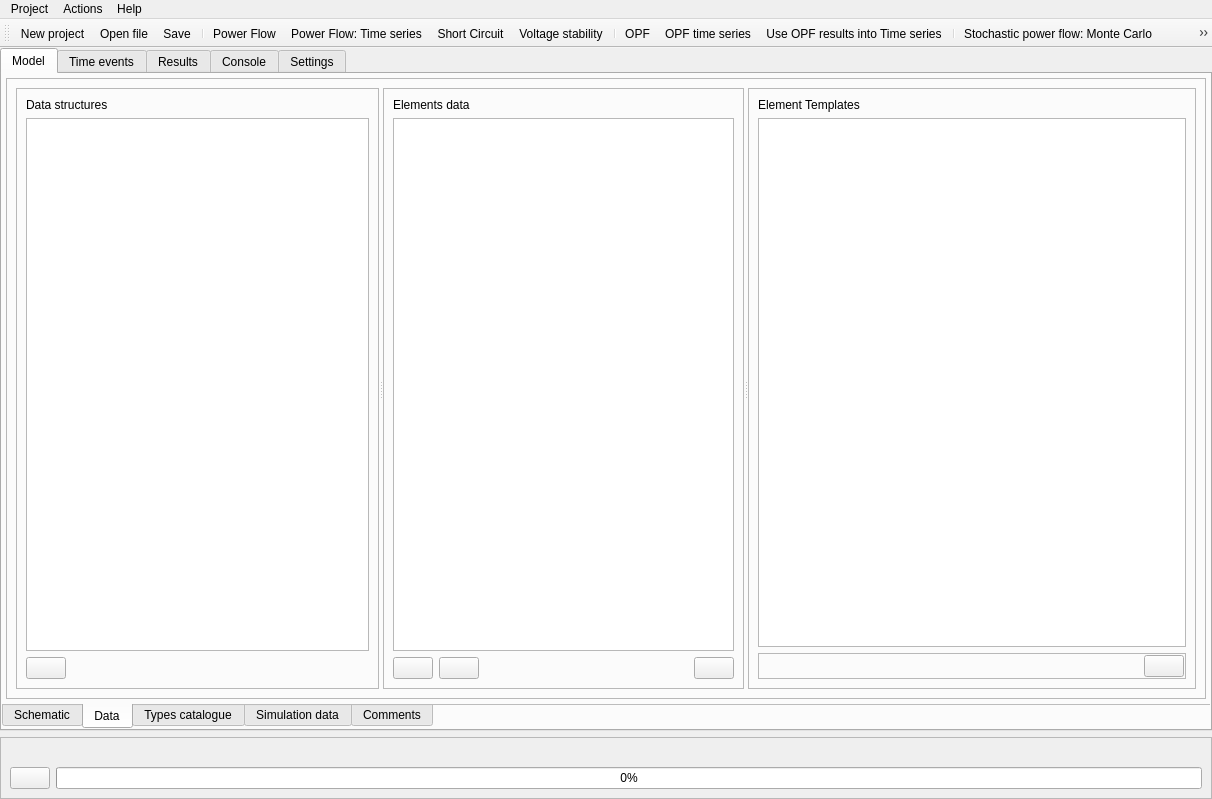
This is src/GridCal/Gui/Main/MainWindow.ui in SanPen/GridCal as Qt 5 draws it before an edit. The edited form follows.
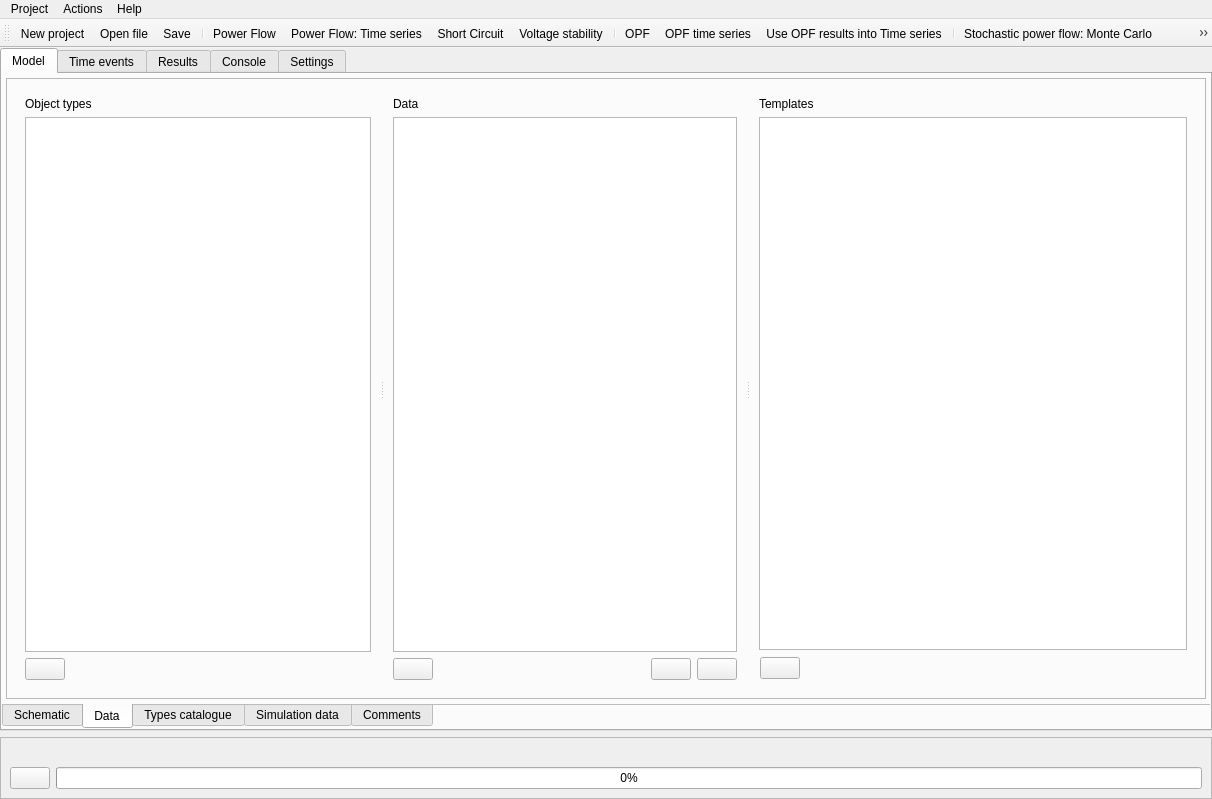
This is the edited form. The open tabs and pages were chosen to show the change. Icons and pictures are not drawn. Custom widgets are drawn as their Qt base class.

Commit message: Fixed towers not renaming Better GUI style Fixed rating bug for positive sequence rating

```diff
--- a/src/GridCal/Gui/Main/MainWindow.ui
+++ b/src/GridCal/Gui/Main/MainWindow.ui
@@ -584,7 +584,7 @@
                  </property>
                  <widget class="QFrame" name="frame_26">
                   <property name="frameShape">
-                   <enum>QFrame::StyledPanel</enum>
+                   <enum>QFrame::NoFrame</enum>
                   </property>
                   <property name="frameShadow">
                    <enum>QFrame::Raised</enum>
@@ -623,7 +623,7 @@
                    <item row="0" column="0" colspan="2">
                     <widget class="QLabel" name="label_3">
                      <property name="text">
-                      <string>Data structures</string>
+                      <string>Object types</string>
                      </property>
                     </widget>
                    </item>
@@ -641,7 +641,7 @@
                   </property>
                   <widget class="QFrame" name="frame_38">
                    <property name="frameShape">
-                    <enum>QFrame::StyledPanel</enum>
+                    <enum>QFrame::NoFrame</enum>
                    </property>
                    <property name="frameShadow">
                     <enum>QFrame::Raised</enum>
@@ -661,20 +661,6 @@
                       </property>
                      </widget>
                     </item>
-                    <item row="2" column="1">
-                     <widget class="QPushButton" name="viewTemplatesButton">
-                      <property name="toolTip">
-                       <string>View templates</string>
-                      </property>
-                      <property name="text">
-                       <string/>
-                      </property>
-                      <property name="icon">
-                       <iconset resource="icons.qrc">
-                        <normaloff>:/Icons/icons/squares.svg</normaloff>:/Icons/icons/squares.svg</iconset>
-                      </property>
-                     </widget>
-                    </item>
                     <item row="2" column="2">
                      <spacer name="horizontalSpacer_3">
                       <property name="orientation">
@@ -702,10 +688,24 @@
                       </property>
                      </widget>
                     </item>
-                    <item row="1" column="0" colspan="4">
+                    <item row="2" column="4">
+                     <widget class="QPushButton" name="viewTemplatesButton">
+                      <property name="toolTip">
+                       <string>View templates catalogue</string>
+                      </property>
+                      <property name="text">
+                       <string/>
+                      </property>
+                      <property name="icon">
+                       <iconset resource="icons.qrc">
+                        <normaloff>:/Icons/icons/Catalogue.svg</normaloff>:/Icons/icons/Catalogue.svg</iconset>
+                      </property>
+                     </widget>
+                    </item>
+                    <item row="1" column="0" colspan="5">
                      <widget class="QTableView" name="dataStructureTableView"/>
                     </item>
-                    <item row="0" column="0" colspan="4">
+                    <item row="0" column="0" colspan="5">
                      <widget class="QLabel" name="label_4">
                       <property name="sizePolicy">
                        <sizepolicy hsizetype="Minimum" vsizetype="Preferred">
@@ -714,7 +714,7 @@
                        </sizepolicy>
                       </property>
                       <property name="text">
-                       <string>Elements data</string>
+                       <string>Data</string>
                       </property>
                      </widget>
                     </item>
@@ -722,7 +722,7 @@
                   </widget>
                   <widget class="QFrame" name="templatesFrame">
                    <property name="frameShape">
-                    <enum>QFrame::StyledPanel</enum>
+                    <enum>QFrame::NoFrame</enum>
                    </property>
                    <property name="frameShadow">
                     <enum>QFrame::Raised</enum>
@@ -731,7 +731,7 @@
                     <item>
                      <widget class="QLabel" name="label_53">
                       <property name="text">
-                       <string>Element Templates</string>
+                       <string>Templates</string>
                       </property>
                      </widget>
                     </item>
@@ -741,7 +741,7 @@
                     <item>
                      <widget class="QFrame" name="frame_37">
                       <property name="frameShape">
-                       <enum>QFrame::StyledPanel</enum>
+                       <enum>QFrame::NoFrame</enum>
                       </property>
                       <property name="frameShadow">
                        <enum>QFrame::Raised</enum>
@@ -759,19 +759,6 @@
                        <property name="bottomMargin">
                         <number>1</number>
                        </property>
-                       <item>
-                        <spacer name="horizontalSpacer_17">
-                         <property name="orientation">
-                          <enum>Qt::Horizontal</enum>
-                         </property>
-                         <property name="sizeHint" stdset="0">
-                          <size>
-                           <width>278</width>
-                           <height>20</height>
-                          </size>
-                         </property>
-                        </spacer>
-                       </item>
                        <item>
                         <widget class="QPushButton" name="assignTemplateButton">
                          <property name="toolTip">
@@ -786,6 +773,19 @@
                          </property>
                         </widget>
                        </item>
+                       <item>
+                        <spacer name="horizontalSpacer_17">
+                         <property name="orientation">
+                          <enum>Qt::Horizontal</enum>
+                         </property>
+                         <property name="sizeHint" stdset="0">
+                          <size>
+                           <width>278</width>
+                           <height>20</height>
+                          </size>
+                         </property>
+                        </spacer>
+                       </item>
                       </layout>
                      </widget>
                     </item>
```
Left out of the diff: 10 changed lines with no effect on the pictures. The commit also changes 6 other files.
